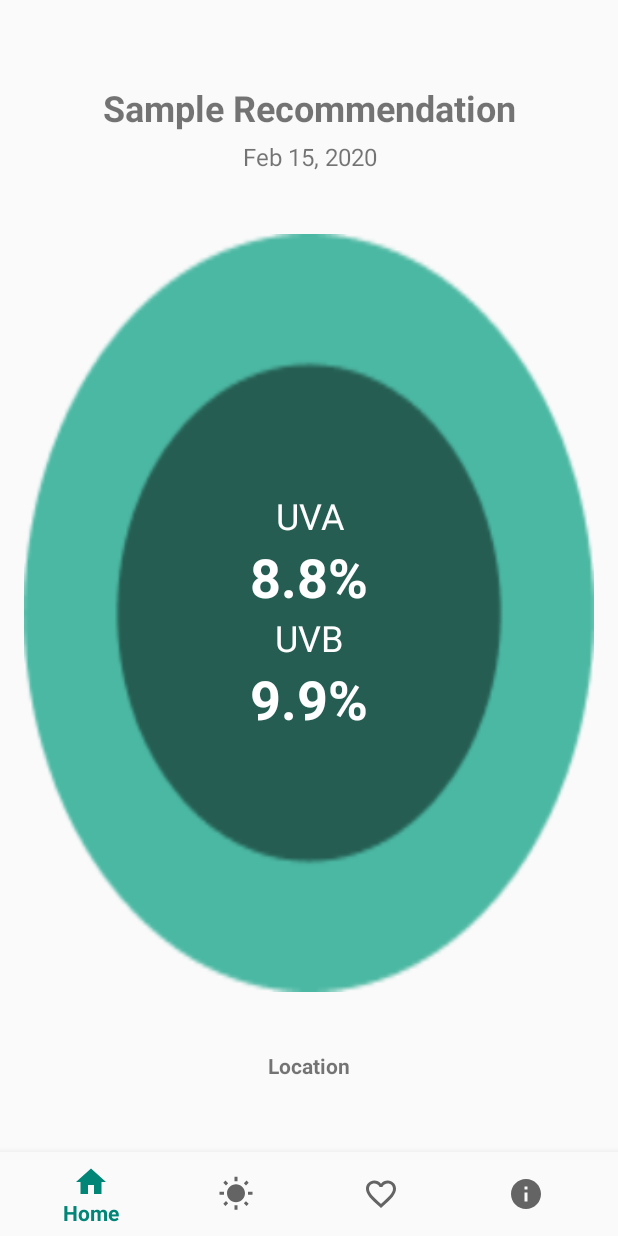
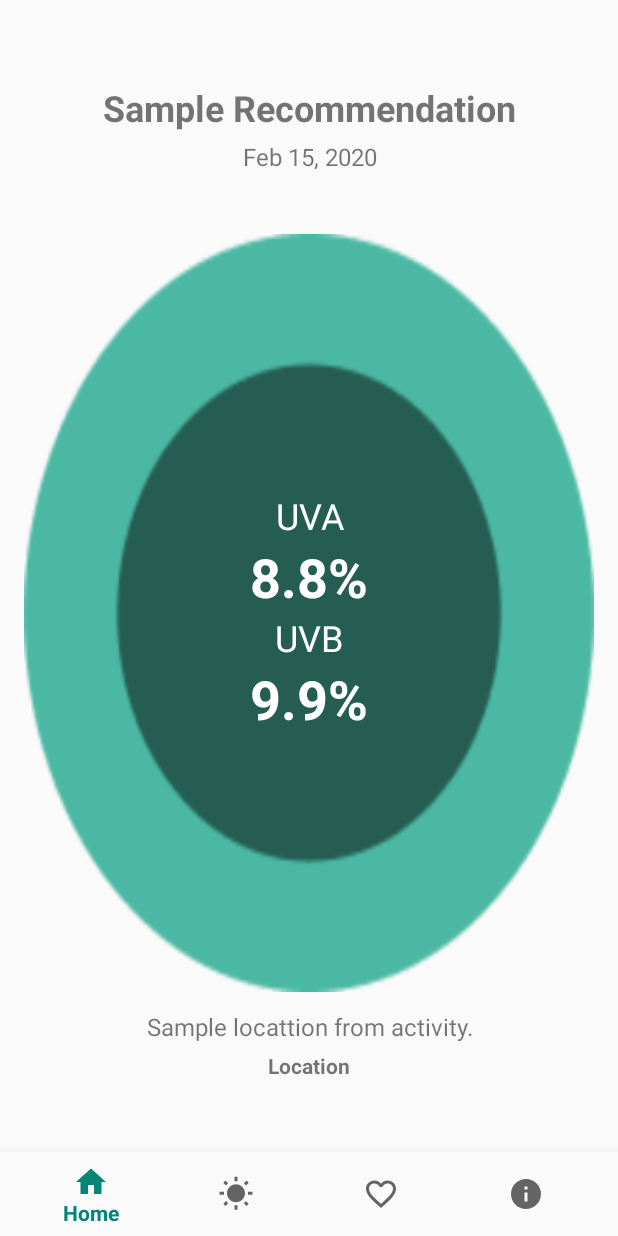
Before and after one commit to rsorima/UVWear, an Android app: the screen it shows after launch (MainActivity), on a phone screen of 412 x 824 dp. Run offline under Robolectric (Android 15) with nearby library versions, the phone set to English and light mode, and no system bars.

Commit message:
Value from Activity Sample

```diff
--- a/app/src/main/java/com/example/uvweariot/MainActivity.java
+++ b/app/src/main/java/com/example/uvweariot/MainActivity.java
@@ -59,7 +59,7 @@ public class MainActivity extends AppCompatActivity implements LocationListener
         locationManager.getLastKnownLocation(provider);
         locationManager.requestLocationUpdates(provider, 0, 5, (LocationListener) this);
         Bundle bundle = new Bundle();
-        bundle.putString("fullAddress",fullAddress);
+        bundle.putString("fullAddress","Sample locattion from activity.");
         homeFragment.setArguments(bundle);
         getSupportFragmentManager().beginTransaction().replace(R.id.fragment_container,
                 homeFragment).commit();
```
